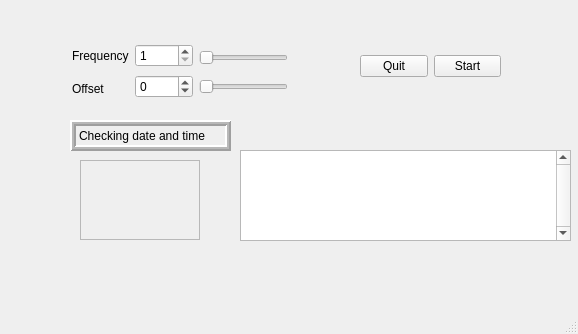
The window that test0/gui.ui (ursl/tessie) describes before a commit, drawn with Qt 5.
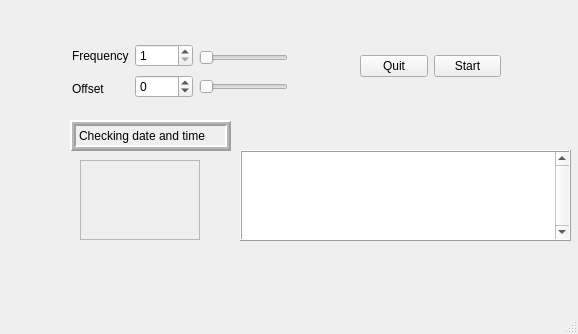
The same window after the commit.

Commit message: modified welcome message and not much more

Patch:
```diff
--- a/test0/gui.ui
+++ b/test0/gui.ui
@@ -263,14 +263,20 @@
       <height>91</height>
      </rect>
     </property>
+    <property name="frameShape">
+     <enum>QFrame::Box</enum>
+    </property>
+    <property name="frameShadow">
+     <enum>QFrame::Raised</enum>
+    </property>
     <property name="lineWidth">
-     <number>-4</number>
+     <number>1</number>
     </property>
     <property name="verticalScrollBarPolicy">
      <enum>Qt::ScrollBarAlwaysOn</enum>
     </property>
     <property name="sizeAdjustPolicy">
-     <enum>QAbstractScrollArea::AdjustToContents</enum>
+     <enum>QAbstractScrollArea::AdjustIgnored</enum>
     </property>
     <property name="documentTitle">
      <string>Log</string>
@@ -278,6 +284,9 @@
     <property name="readOnly">
      <bool>true</bool>
     </property>
+    <property name="tabStopDistance">
+     <double>188.000000000000000</double>
+    </property>
    </widget>
   </widget>
   <widget class="QStatusBar" name="statusbar"/>
```
The commit also changes 1 other file.
